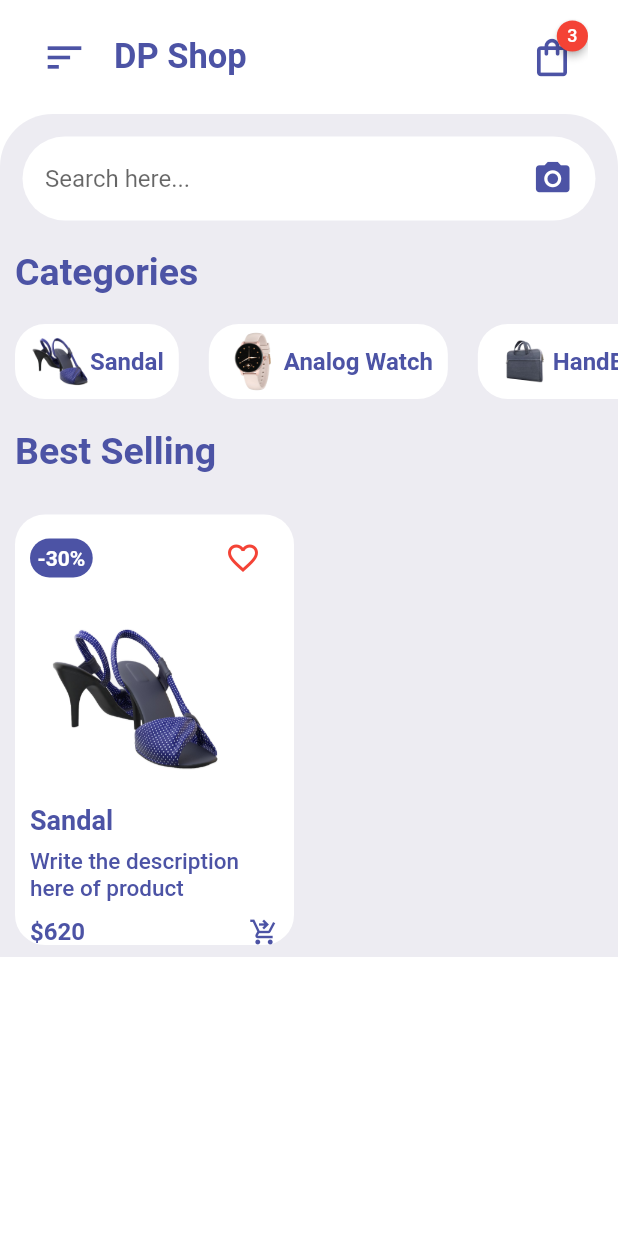
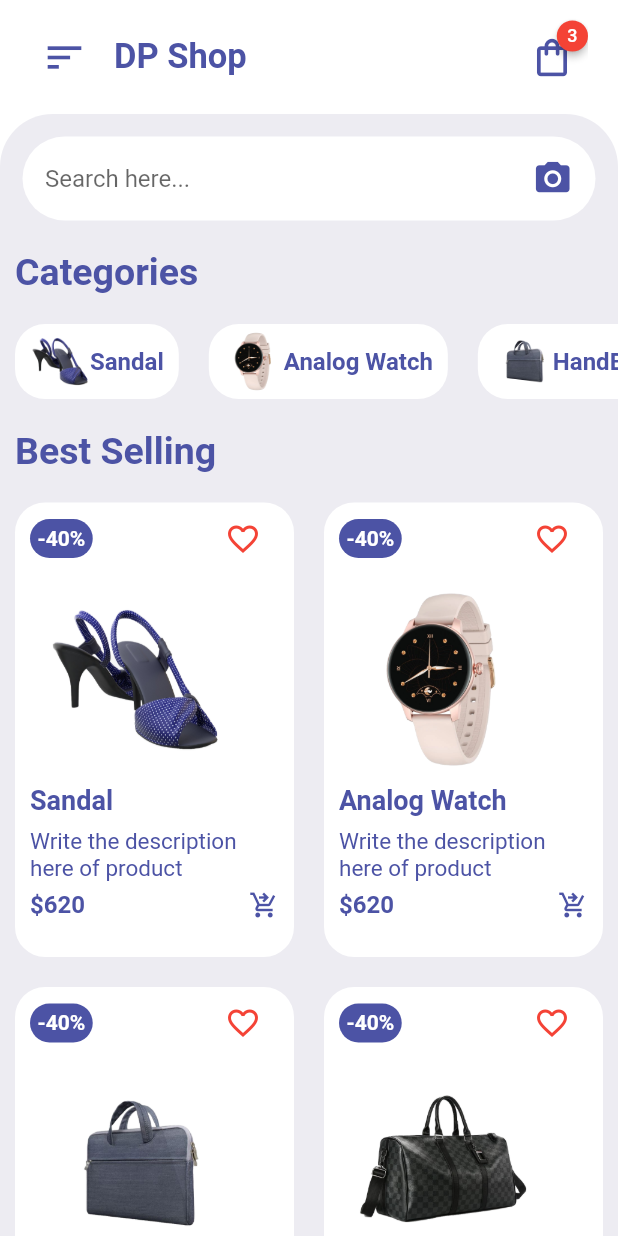
Before and after one commit to jgarzon26/shopping_app, a Flutter app: the screen it shows after launch, on a phone screen of 412 x 824 dp. Run offline on Flutter 3.47's test engine with Material 2 defaults, Android fonts, the phone set to English and light mode, and no system bars; drawn by our look-alikes of badges.

Commit message:
ItemGrid

```diff
--- a/lib/demoData/Product_data.dart
+++ b/lib/demoData/Product_data.dart
@@ -2,7 +2,7 @@ import 'dart:math';
 import 'category_data.dart';
 
 const minPrice = 100, maxPrice = 1000;
-const minDiscount = 0, maxDiscount = 70;
+const minDiscount = 20, maxDiscount = 70;
 
 List<Map<String, dynamic>> products = [
   {
--- a/lib/screens/home/home.dart
+++ b/lib/screens/home/home.dart
@@ -3,6 +3,7 @@ import 'package:flutter/material.dart';
 import 'package:shopping_app/constants.dart';
 import 'package:shopping_app/demoData/category_data.dart';
 import 'package:shopping_app/screens/home/widgets/categories.dart';
+import 'package:shopping_app/screens/home/widgets/item_card.dart';
 import 'package:shopping_app/screens/home/widgets/search_bar.dart';
 import 'package:shopping_app/screens/home/widgets/section_title.dart';
 
@@ -68,7 +69,7 @@ class Home extends StatelessWidget{
           ),
           SliverToBoxAdapter(
             child: Container(
-              padding: const EdgeInsets.only(top: 15,),
+              padding: const EdgeInsets.only(top: 15, bottom: 20),
               decoration: const BoxDecoration(
                 color: kBGColor,
                 borderRadius: BorderRadius.only(
@@ -96,104 +97,22 @@ class Home extends StatelessWidget{
                   ),
                   const SectionTitle(title: 'Best Selling'),
                   GridView.count(
+                    physics: const NeverScrollableScrollPhysics(),
+                    mainAxisSpacing: 20,
                     crossAxisCount: 2,
                     childAspectRatio: 0.68,
                     shrinkWrap: true,
                     padding: const EdgeInsets.only(top: 0,),
-                    children: [
-                      Container(
-                        height: 200,
-                        margin: const EdgeInsets.symmetric(horizontal: 10, vertical: 8),
-                        padding: const EdgeInsets.only(left: 10, right: 10, top: 5,),
-                        decoration: const BoxDecoration(
-                          color: Colors.white,
-                          borderRadius: BorderRadius.all(Radius.circular(20)),
-                        ),
-                        child: Column(
-                          crossAxisAlignment: CrossAxisAlignment.start,
-                          children: [
-                            Row(
-                              mainAxisAlignment: MainAxisAlignment.spaceBetween,
-                              children: [
-                                Container(
-                                  padding: const EdgeInsets.all(5),
-                                  decoration: BoxDecoration(
-                                    color: kMainColor,
-                                    borderRadius: BorderRadius.circular(20),
-                                  ),
-                                  child: Text(
-                                    '-${products[0]['discount']}%',
-                                    style: Theme.of(context).textTheme.bodyText1!.copyWith(
-                                      color: Colors.white,
-                                      fontWeight: FontWeight.bold,
-                                      fontSize: 14,
-                                    ),
-                                  ),
-                                ),
-                                IconButton(
-                                  onPressed: () {},
-                                  icon: const Icon(
-                                    Icons.favorite_border,
-                                    color: Colors.red,
-                                  ),
-                                ),
-                              ],
-                            ),
-                            InkWell(
-                              onTap: () {},
-                              child: Container(
-                                margin: const EdgeInsets.all(10),
-                                child: Image.asset(
-                                  products[0]['image']!,
-                                  width: 120,
-                                  height: 120,
-                                ),
-                              ),
-                            ),
-                            Container(
-                              padding: const EdgeInsets.only(bottom: 8),
-                              alignment: Alignment.centerLeft,
-                              child: Text(
-                                '${products[0]['title']}',
-                                style: Theme.of(context).textTheme.bodyText1!.copyWith(
-                                  fontSize: 18,
-                                  fontWeight: FontWeight.bold,
-                                  color: kMainColor,
-                                ),
-                              ),
-                            ),
-                            Text(
-                              '${products[0]['subtitle']}',
-                              style: Theme.of(context).textTheme.bodyText1!.copyWith(
-                                fontSize: 15,
-                                color: kMainColor,
-                              ),
-                            ),
-                            Padding(
-                              padding: const EdgeInsets.symmetric(vertical: 10),
-                              child: Row(
-                                mainAxisAlignment: MainAxisAlignment.spaceBetween,
-                                children: [
-                                  Text(
-                                    '\$${products[0]['price']}',
-                                    style: Theme.of(context).textTheme.bodyText1!.copyWith(
-                                      fontSize: 16,
-                                      fontWeight: FontWeight.bold,
-                                      color: kMainColor,
-                                    ),
-                                  ),
-                                  const Icon(
-                                    Icons.shopping_cart_checkout,
-                                    color: kMainColor,
-                                    size: 20,
-                                  ),
-                                ],
-                              ),
-                            ),
-                          ],
-                        ),
-                      ),
-                    ],
+                    children: List.generate(
+                      products.length, (index) => ItemCard(
+                      title: products[index]['title']!,
+                      subtitle: products[index]['subtitle']!,
+                      price: products[index]['price']!,
+                      discount: products[index]['discount']!,
+                      image: products[index]['image']!,
+                      onTap: () {},
+                     ),
+                    ),
                   ),
                 ],
               ),
--- /dev/null
+++ b/lib/screens/home/widgets/item_card.dart
@@ -0,0 +1,111 @@
+import 'package:flutter/material.dart';
+import 'package:shopping_app/constants.dart';
+import 'package:shopping_app/demoData/Product_data.dart';
+
+class ItemCard extends StatelessWidget {
+  const ItemCard({
+    Key? key, required this.discount, required this.price, required this.title, required this.subtitle, required this.image, required this.onTap,
+  }) : super(key: key);
+
+  final int discount, price;
+  final String title, subtitle, image;
+  final VoidCallback onTap;
+
+  @override
+  Widget build(BuildContext context) {
+    return Container(
+      margin: const EdgeInsets.symmetric(horizontal: 10),
+      padding: const EdgeInsets.only(left: 10, right: 10,),
+      decoration: const BoxDecoration(
+        color: Colors.white,
+        borderRadius: BorderRadius.all(Radius.circular(20)),
+      ),
+      child: Column(
+        crossAxisAlignment: CrossAxisAlignment.start,
+        children: [
+          Row(
+            mainAxisAlignment: MainAxisAlignment.spaceBetween,
+            children: [
+              Container(
+                padding: const EdgeInsets.all(5),
+                decoration: BoxDecoration(
+                  color: kMainColor,
+                  borderRadius: BorderRadius.circular(20),
+                ),
+                child: Text(
+                  '-$discount%',
+                  style: Theme.of(context).textTheme.bodyText1!.copyWith(
+                    color: Colors.white,
+                    fontWeight: FontWeight.bold,
+                    fontSize: 14,
+                  ),
+                ),
+              ),
+              IconButton(
+                onPressed: () {},
+                icon: const Icon(
+                  Icons.favorite_border,
+                  color: Colors.red,
+                ),
+              ),
+            ],
+          ),
+          InkWell(
+            onTap: onTap,
+            child: Container(
+              margin: const EdgeInsets.all(10),
+              child: Image.asset(
+                image,
+                width: 120,
+                height: 120,
+              ),
+            ),
+          ),
+          Container(
+            padding: const EdgeInsets.only(bottom: 8),
+            alignment: Alignment.centerLeft,
+            child: Text(
+              title,
+              style: const TextStyle(
+                fontSize: 18,
+                fontWeight: FontWeight.bold,
+                color: kMainColor,
+              ),
+            ),
+          ),
+          Container(
+            alignment: Alignment.centerLeft,
+            child: Text(
+              subtitle,
+              style: const TextStyle(
+                fontSize: 15,
+                color: kMainColor,
+              ),
+            ),
+          ),
+          Padding(
+            padding: const EdgeInsets.symmetric(vertical: 5),
+            child: Row(
+              mainAxisAlignment: MainAxisAlignment.spaceBetween,
+              children: [
+                Text(
+                  '\$$price',
+                  style: Theme.of(context).textTheme.bodyText1!.copyWith(
+                    fontSize: 16,
+                    fontWeight: FontWeight.bold,
+                    color: kMainColor,
+                  ),
+                ),
+                const Icon(
+                  Icons.shopping_cart_checkout,
+                  color: kMainColor,
+                  size: 20,
+                ),
+              ],
+            ),
+          ),
+        ],
+      ),
+    );
+  }
+}
```
